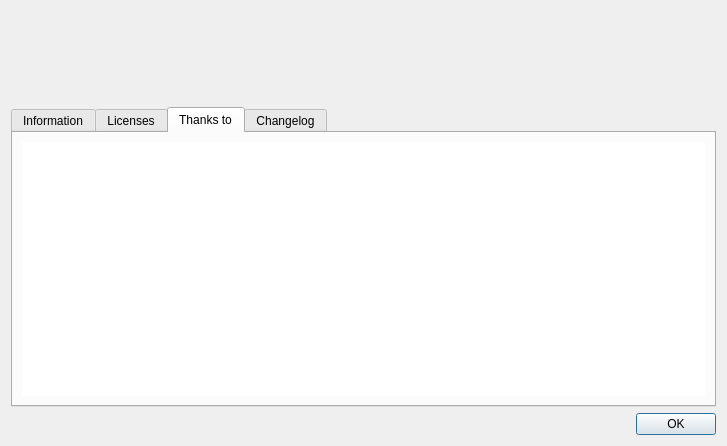
Old version of the form src/gui/formabout.ui in the repository martinrotter/rssguard.
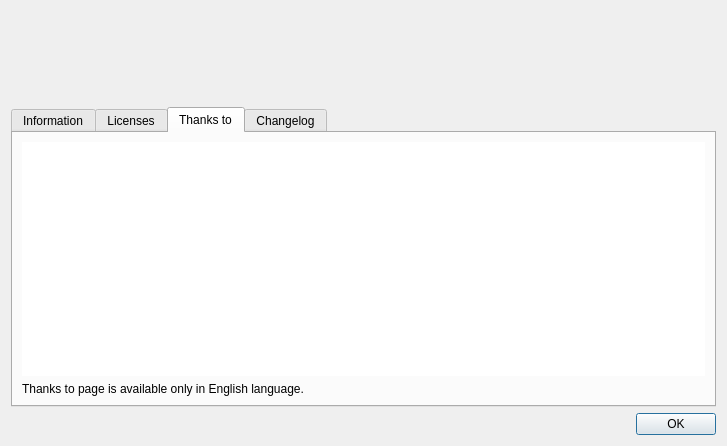
New version of the form. The open tabs and pages were chosen to show the change.

The edit to the form file:
```diff
--- a/src/gui/formabout.ui
+++ b/src/gui/formabout.ui
@@ -355,6 +355,13 @@
          </property>
         </widget>
        </item>
+       <item>
+        <widget class="QLabel" name="m_lblThanks">
+         <property name="text">
+          <string>Thanks to page is available only in English language.</string>
+         </property>
+        </widget>
+       </item>
       </layout>
      </widget>
      <widget class="QWidget" name="m_tabChangelog">
```
Left out of the diff: 6 changed lines with no effect on the pictures.
